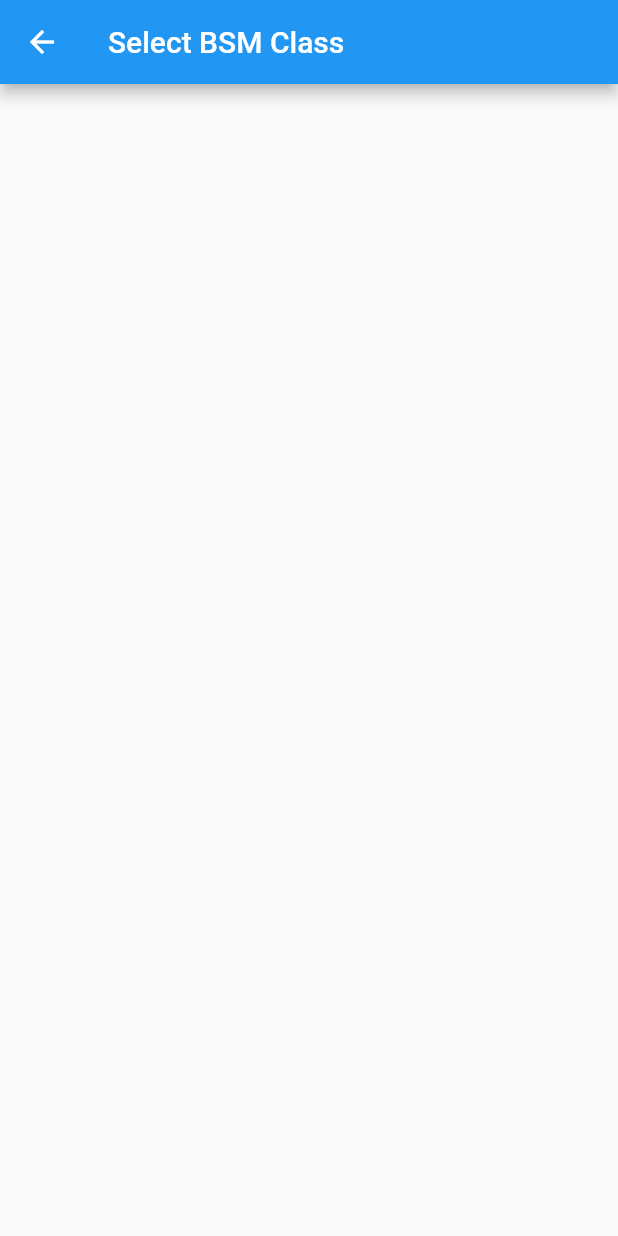
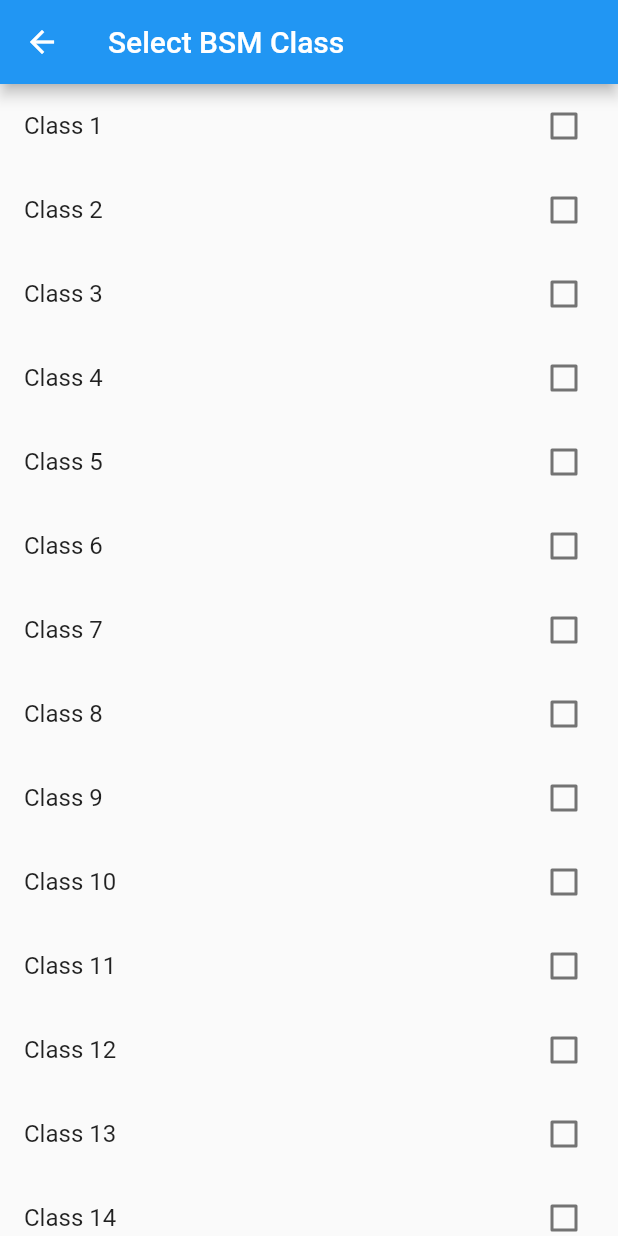
Before and after one commit to CAU-Mobile-Team4/causw_graduate, a Flutter app: the BSMclassSelection screen opened directly, on a phone screen of 412 x 824 dp. Run offline on Flutter 3.47's test engine with Material 2 defaults, Android fonts, the phone set to English and light mode, and no system bars.

Commit message:
각강의 선택 페이지 별로 임의의 더미 리스트 체크박스 100개씩 뜨게 구현

```diff
--- a/lib/BSMclassSelection.dart
+++ b/lib/BSMclassSelection.dart
@@ -8,10 +8,27 @@ class BSMclassSelection extends StatefulWidget {
 }
 
 class _BSMclassSelectionState extends State<BSMclassSelection> {
+
+  final classes=List.generate(100, (i) => "Class ${i+1}").toList();
+  final List<bool> checkedClasses=List.generate(100, (index) => false);
   @override
   Widget build(BuildContext context) {
     return Scaffold(
-      appBar: AppBar(title: Text('Select BSM Class'),),
+        appBar: AppBar(title: Text('Select BSM Class'),),
+        body: ListView.builder(
+          itemCount: classes.length,
+          itemBuilder: (context,index){
+            return CheckboxListTile(
+                title: Text(classes[index]),
+                value: checkedClasses[index],
+                onChanged: (value){
+                  setState(() {
+                    checkedClasses[index]=value!;
+                  });
+                }
+            );
+          },
+        )
     );
   }
 }
```
Also changed, not shown: lib/GEclassSelectionPage.dart (+17 -1 lines), lib/MajorClassSelection.dart (+16 -0 lines).
